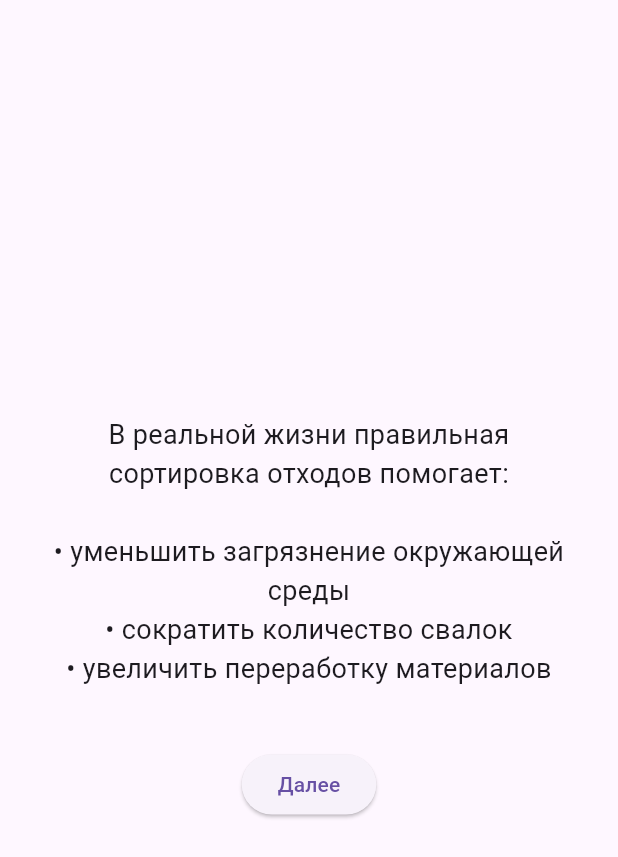
After one commit to AidaiMatSh/ecosort_app, a Flutter app: the OnboardingScreen screen opened directly, after a tap on "Далее", on a phone screen of 412 x 824 dp. The commit adds this screen. Shown: the top 857 px of the screen. Run offline on Flutter 3.47's test engine with Material 3 defaults, Android fonts, the phone set to English and light mode, and no system bars.

Commit message:
Добавила 2 уровня игры, поменяла немного мейн, вызывает не gamescreen, а мой onboarding

```diff
--- /dev/null
+++ b/lib/features/game/screens/onboarding_screen.dart
@@ -0,0 +1,77 @@
+import 'package:flutter/material.dart';
+import 'game_screen.dart';
+
+class OnboardingScreen extends StatefulWidget {
+  const OnboardingScreen({super.key});
+
+  @override
+  State<OnboardingScreen> createState() => _OnboardingScreenState();
+}
+
+class _OnboardingScreenState extends State<OnboardingScreen> {
+  int step = 0;
+
+  final List<String> texts = [
+    "♻️ Эта игра — мини-симуляция реального процесса переработки мусора.",
+
+    "В реальной жизни правильная сортировка отходов помогает:\n\n"
+        "• уменьшить загрязнение окружающей среды\n"
+        "• сократить количество свалок\n"
+        "• увеличить переработку материалов",
+
+    "В игре твоя задача — определить тип отхода и перетащить его в соответствующий контейнер.",
+
+    "Правила:\n\n"
+        "• каждый правильный ответ приносит очки\n"
+        "• ошибки уменьшают количество жизней\n"
+        "• некоторые уровни ограничены по времени",
+  ];
+
+  void next() {
+    if (step < texts.length - 1) {
+      setState(() {
+        step++;
+      });
+    } else {
+      Navigator.pushReplacement(
+        context,
+        MaterialPageRoute(
+          builder: (_) => const GameScreen(),
+        ),
+      );
+    }
+  }
+
+  @override
+  Widget build(BuildContext context) {
+    return Scaffold(
+      body: Padding(
+        padding: const EdgeInsets.all(20),
+        child: Column(
+          mainAxisAlignment: MainAxisAlignment.center,
+          children: [
+
+            AnimatedSwitcher(
+              duration: const Duration(milliseconds: 400),
+              child: Text(
+                texts[step],
+                key: ValueKey(step),
+                textAlign: TextAlign.center,
+                style: const TextStyle(fontSize: 18),
+              ),
+            ),
+
+            const SizedBox(height: 40),
+
+            ElevatedButton(
+              onPressed: next,
+              child: Text(
+                step == texts.length - 1 ? "Начать игру" : "Далее",
+              ),
+            ),
+          ],
+        ),
+      ),
+    );
+  }
+}
```
Also changed, not shown: lib/features/game/data/bin_data.dart (added, +28 -0 lines), lib/features/game/data/levels_data.dart (added, +19 -0 lines), lib/features/game/data/waste_data.dart (added, +34 -0 lines), lib/features/game/logic/game_logic.dart (added, +75 -0 lines), lib/features/game/models/bin.dart (added, +9 -0 lines), lib/features/game/models/level_config.dart (added, +11 -0 lines), lib/features/game/models/waste_item.dart (added, +11 -0 lines), lib/features/game/screens/game_screen.dart (added, +210 -0 lines), lib/features/game/widgets/bin_widget.dart (added, +42 -0 lines), lib/features/game/widgets/draggable_item.dart (added, +39 -0 lines), lib/main.dart (+8 -26 lines), 1 other file.
